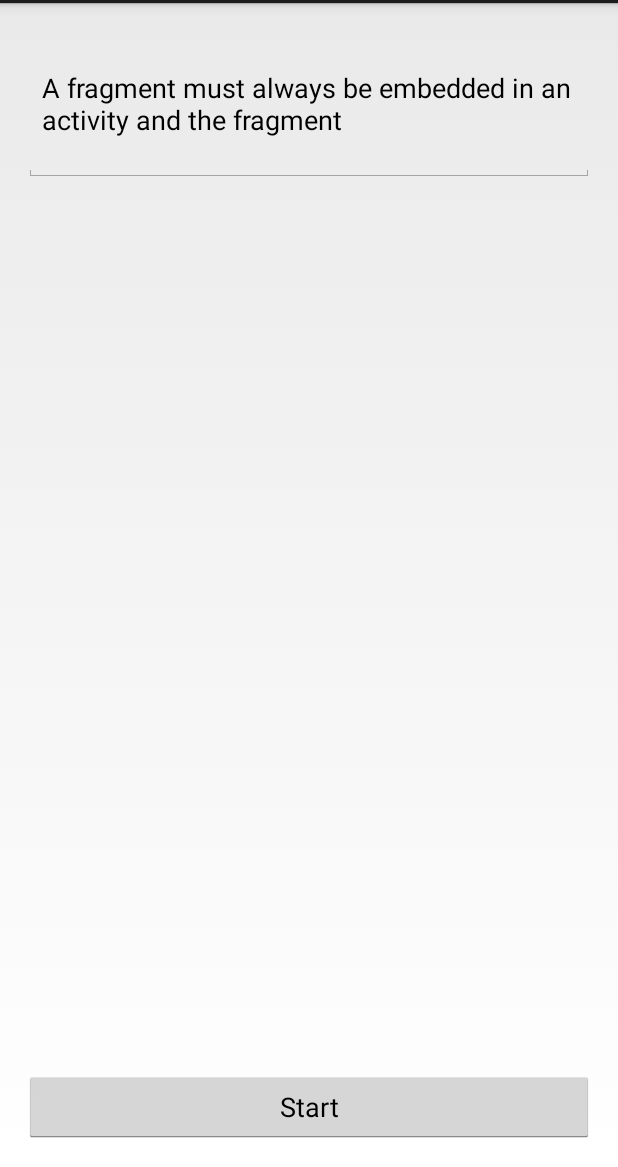
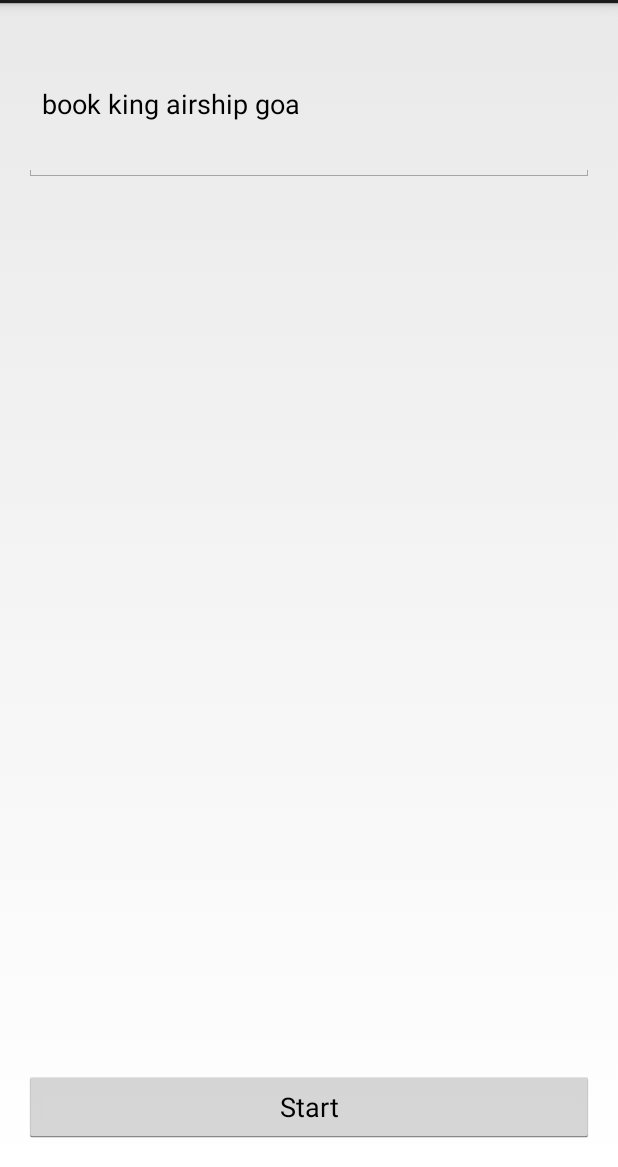
Before and after one commit to sohamtriveous/Chain, an Android app: the screen it shows after launch (MyActivity), on a phone screen of 412 x 824 dp, the part 69-1236 px from its top. Run offline under Robolectric (Android 15) with nearby library versions, the phone set to English and light mode, and no system bars.

Commit message:
changed the default message

```diff
--- a/app/src/main/res/layout/activity_my.xml
+++ b/app/src/main/res/layout/activity_my.xml
@@ -15,7 +15,7 @@
         android:lines="4"
         android:layout_alignParentTop="true"
         android:layout_alignParentLeft="true"
-        android:text="A fragment must always be embedded in an activity and the fragment" />
+        android:text="book king airship goa" />
 
     <FrameLayout
         android:id="@+id/activity_my_results_framelayout"
```
